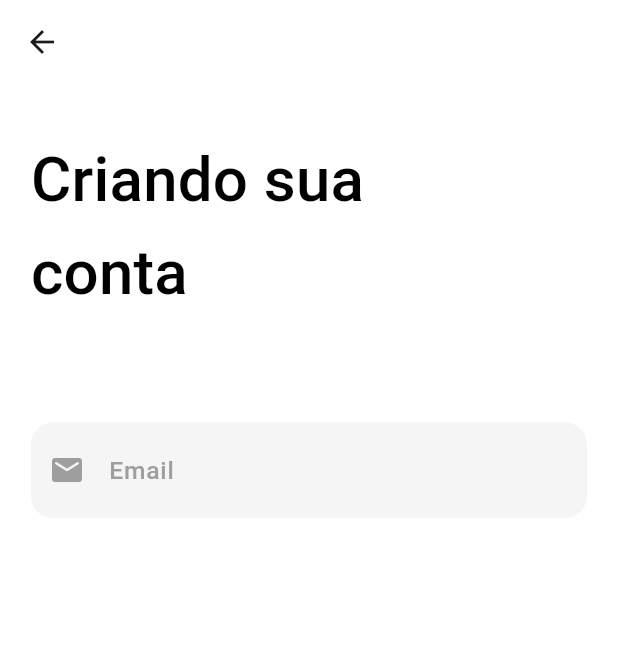
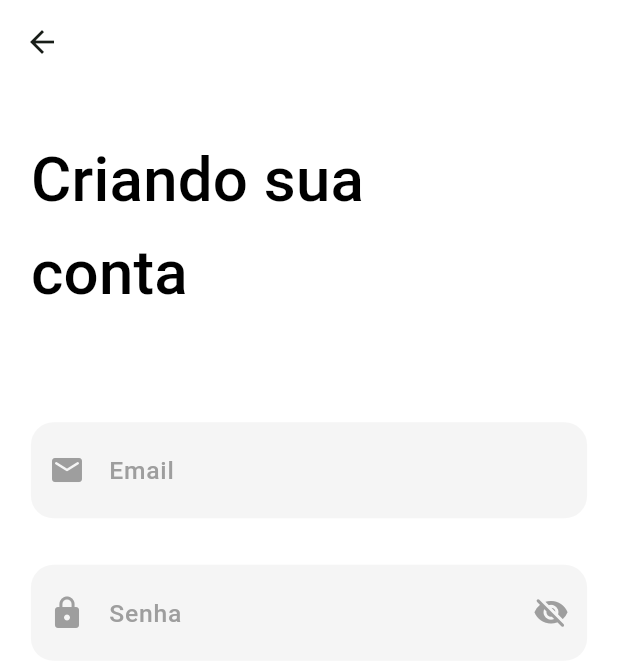
Before and after one commit to JoseVinicius-P/AluExpress-Flutter, a Flutter app: the CreateAccountPage screen opened by its route, on a phone screen of 412 x 824 dp. Shown: the top 667 px of the screen. Run offline on Flutter 3.47's test engine with Material 2 defaults, Android fonts, the phone set to English and light mode, and no system bars; drawn by our look-alikes of auto_size_text; our stand-ins replace carousel_slider, device_preview, flutter_modular, flutter_triple, mask_text_input_formatter, responsive_builder.

Commit message:
feat: Possibilitando que campo de texto possa ser usado para senha

```diff
--- a/lib/app/modules/authentication/pages/create_account_page.dart
+++ b/lib/app/modules/authentication/pages/create_account_page.dart
@@ -32,6 +32,13 @@ class CreateAccountPageState extends State<CreateAccountPage> {
                         enable: true,
                         icon: Icons.email_rounded,
                         keyboardType: TextInputType.emailAddress
+                    ),
+                    SizedBox(height: 5,),
+                    TextFieldWidget(
+                        hint: 'Senha',
+                        enable: true,
+                        icon: Icons.lock,
+                        keyboardType: TextInputType.visiblePassword
                     )
                   ],
                 )
--- a/lib/app/modules/authentication/widgets/text_field_widget.dart
+++ b/lib/app/modules/authentication/widgets/text_field_widget.dart
@@ -32,14 +32,17 @@ class TextFieldWidget extends StatefulWidget {
 class _TextFieldWidgetState extends State<TextFieldWidget> {
   final FocusNode _focusNode = FocusNode();
   String text = "";
+  late bool isPassword;
+  bool obscureText = true;
 
   @override
   void initState() {
     super.initState();
-
     _focusNode.addListener(() {
       setState(() {});
     });
+
+    isPassword = widget.keyboardType == TextInputType.visiblePassword;
   }
 
   @override
@@ -84,6 +87,7 @@ class _TextFieldWidgetState extends State<TextFieldWidget> {
               this.text = text;
             });
           },
+          obscureText: obscureText,
           focusNode: _focusNode,
           //definindo estilo do texto
           style: theme.textTheme.labelSmall!.copyWith(color: Colors.black),
@@ -106,6 +110,14 @@ class _TextFieldWidgetState extends State<TextFieldWidget> {
             hintText: widget.hint,
             hintStyle: theme.textTheme.labelSmall!.copyWith(color: getColor()),
             prefixIcon: Icon(widget.icon, color: getColor()),
+            suffixIcon: IconButton(
+              onPressed: isPassword ? (){
+                setState(() {
+                  obscureText = !obscureText;
+                });
+              } : (){},
+              icon: Icon(obscureText ? Icons.visibility_off_rounded : Icons.visibility_rounded, color: isPassword ? getColor() : Colors.transparent),
+            ),
             filled: true,
           ),
         ),
```
